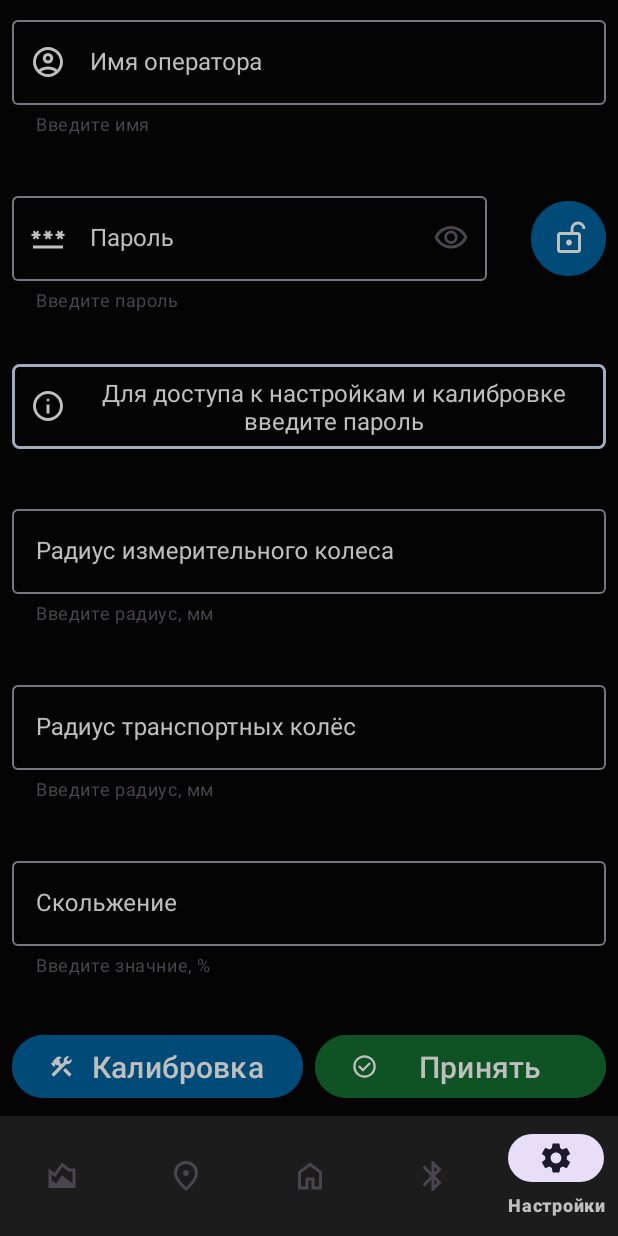
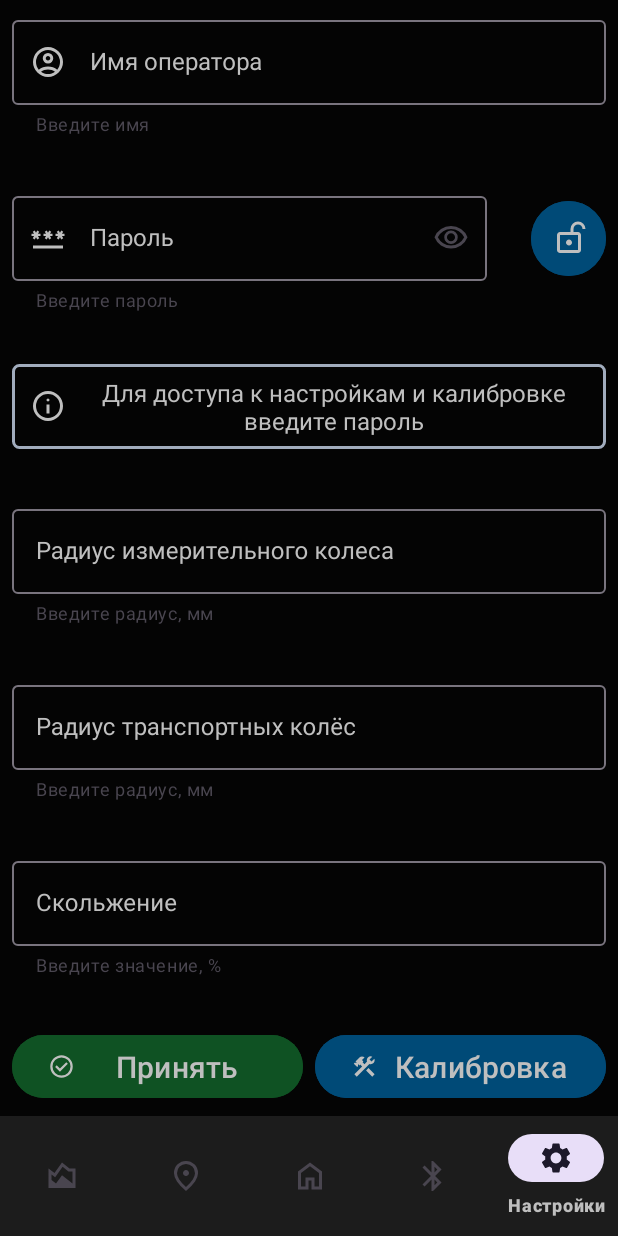
Before and after one commit to mkopichev/iksem_new, an Android app: the screen it shows after launch (MainActivity), item 5 of the bottom bar chosen, on a phone screen of 412 x 824 dp. Run offline under Robolectric (Android 15) with nearby library versions, the phone set to English and light mode, and no system bars; libraries missing offline, so code that uses them is left out: net.yslibrary.android; 2 statements that could not run were skipped.

Commit message:
minor layout changes and calibration activity now back to settings screen of mainactivity

```diff
--- a/iksem_software/app/src/main/java/com/iksem/CalibrationActivity.java
+++ b/iksem_software/app/src/main/java/com/iksem/CalibrationActivity.java
@@ -11,8 +11,6 @@ import com.google.android.material.appbar.MaterialToolbar;
 import com.iksem.ui.calibration.CalibrationFragment;
 
 import net.yslibrary.android.keyboardvisibilityevent.KeyboardVisibilityEvent;
-
-import java.util.Objects;
 
 public class CalibrationActivity extends AppCompatActivity {
 
@@ -32,8 +30,7 @@ public class CalibrationActivity extends AppCompatActivity {
         materialToolbar = findViewById(R.id.calibration_toolbar);
         setSupportActionBar(materialToolbar);
 
-        Objects.requireNonNull(getSupportActionBar()).setDisplayHomeAsUpEnabled(true);
-        getSupportActionBar().setDisplayShowHomeEnabled(true);
+        materialToolbar.setNavigationOnClickListener(view -> finish());
 
         getSupportFragmentManager()
                 .beginTransaction()
--- a/iksem_software/app/src/main/res/layout/fragment_settings.xml
+++ b/iksem_software/app/src/main/res/layout/fragment_settings.xml
@@ -42,7 +42,7 @@
             style="@style/input_edit_text"
             android:layout_width="match_parent"
             android:layout_height="wrap_content"
-            android:inputType="textPersonName" />
+            android:inputType="textCapWords" />
 
     </com.google.android.material.textfield.TextInputLayout>
 
@@ -209,25 +209,25 @@
         app:layout_constraintVertical_bias="1">
 
         <com.google.android.material.button.MaterialButton
+            android:id="@+id/settings_save_button"
+            style="@style/button_green"
+            android:layout_width="0dp"
+            android:layout_height="wrap_content"
+            android:layout_marginEnd="4dp"
+            android:layout_weight="0.5"
+            android:text="@string/save_button"
+            app:icon="@drawable/ic_button_apply" />
+
+        <com.google.android.material.button.MaterialButton
             android:id="@+id/settings_calibration_button"
             style="@style/button_general"
             android:layout_width="0dp"
             android:layout_height="wrap_content"
-            android:layout_marginEnd="4dp"
+            android:layout_marginStart="4dp"
             android:layout_weight="0.5"
             android:text="@string/settings_calibration_button"
             app:icon="@drawable/ic_button_calibration" />
 
-        <com.google.android.material.button.MaterialButton
-            android:id="@+id/settings_save_button"
-            style="@style/button_green"
-            android:layout_width="0dp"
-            android:layout_height="wrap_content"
-            android:layout_marginStart="4dp"
-            android:layout_weight="0.5"
-            android:text="@string/save_button"
-            app:icon="@drawable/ic_button_apply" />
-
     </LinearLayout>
 
 </androidx.constraintlayout.widget.ConstraintLayout>
--- a/iksem_software/app/src/main/res/values/strings.xml
+++ b/iksem_software/app/src/main/res/values/strings.xml
@@ -32,7 +32,7 @@
     <string name="home_info_box_date">Дата:</string>
     <string name="home_info_box_time">Время:</string>
     <string name="home_info_box_operator">Оператор:</string>
-    <string name="home_info_box_distance">Пробег, [м]:</string>
+    <string name="home_info_box_distance">Заезд, [м]:</string>
     <string name="unknown_value" translatable="false">- - -</string>
     <string name="home_indicators_area_M">Нагрузка</string>
     <string name="home_indicators_area_I">Ток</string>
@@ -47,10 +47,10 @@
     <string name="home_indicators_area_100" translatable="false">100</string>
     <string name="home_indicators_area_150" translatable="false">150</string>
     <string name="home_info_box_battery_level">Заряд, [%]:</string>
-    <string name="protocols_info_date">Дата:</string>
+    <string name="protocols_info_date">Дата записи:</string>
     <string name="protocols_info_iksem_number">ИКСЭМ №:</string>
     <string name="protocols_info_time">Длительность, [c]:</string>
-    <string name="protocols_info_average_friction">КСц:</string>
+    <string name="protocols_info_average_friction">Коэф. сцеп.:</string>
     <string name="protocols_info_average_velocity">Скорость, [км/ч]:</string>
     <string name="protocols_info_slip_ratio">Скольжение, [%]:</string>
     <string name="protocols_info_distance">Расстояние, [м]:</string>
@@ -94,7 +94,7 @@
     <string name="home_trip_type_one_way">Только туда</string>
     <string name="home_trip_type_both_ways">Туда и обратно</string>
     <string name="settings_input_radius_helper">Введите радиус, мм</string>
-    <string name="settings_input_slip_ratio_helper">Введите значние, %</string>
+    <string name="settings_input_slip_ratio_helper">Введите значение, %</string>
     <string name="settings_operator_helper">Введите имя</string>
     <string name="home_trip_type_one_way_toast">Протокол в одну сторону</string>
     <string name="home_trip_type_both_ways_toast">Протокол в обе стороны</string>
--- a/iksem_software/app/src/main/res/values/themes.xml
+++ b/iksem_software/app/src/main/res/values/themes.xml
@@ -10,6 +10,7 @@
         <item name="colorSecondaryVariant">@color/cyan_dark</item>
         <item name="colorOnSecondary">@color/red_grayish_dark</item>
         <!-- Customize your theme here. -->
+        <item name="android:statusBarColor">@android:color/transparent</item>
         <item name="android:windowBackground">@color/background</item>
         <item name="android:textColor">@drawable/background_text_color</item>
         <item name="materialSwitchStyle">@style/Widget.App.Switch</item>
```
Also changed, not shown: iksem_software/app/src/main/res/layout/fragment_calibration.xml (+11 -11 lines), iksem_software/app/src/main/res/layout/fragment_map.xml (+6 -2 lines), iksem_software/app/src/main/res/layout/fragment_protocols.xml (+8 -4 lines), 1 other file.
